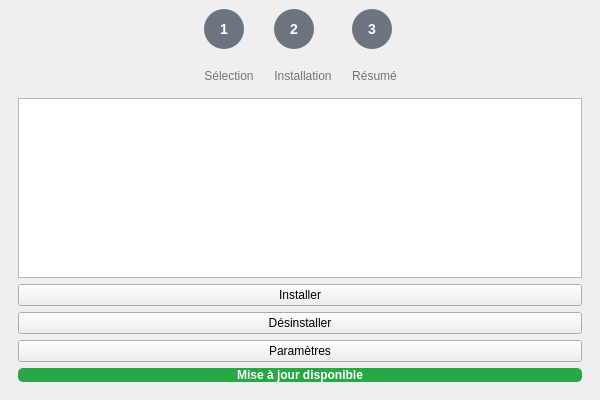
Sacdeneu/OnBoarder, file mainwindow.ui: the form before one commit.
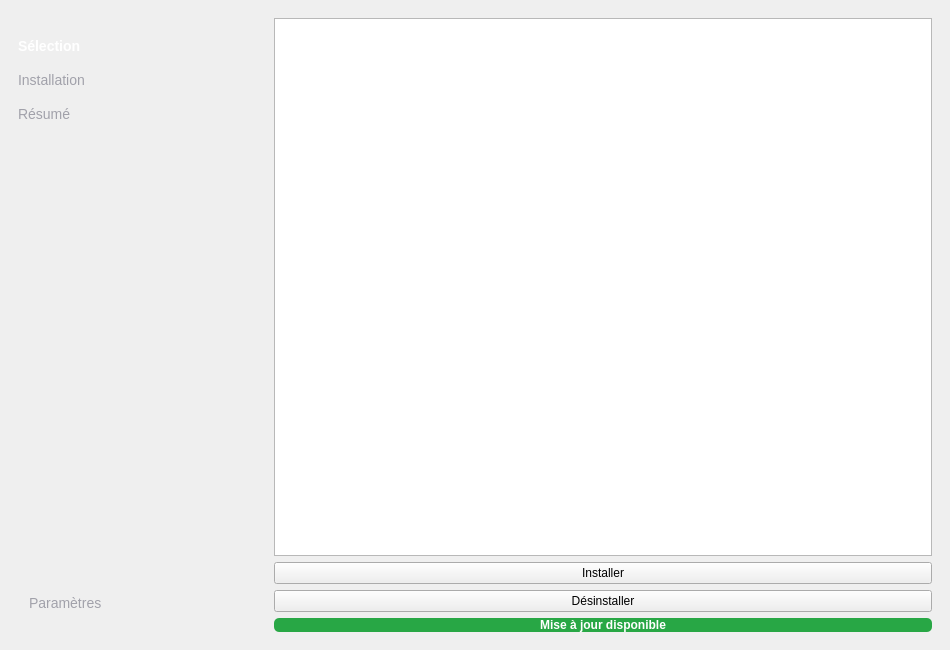
The form after the commit.

Commit message: feat: Final UI polish, robust app detection, and installer fixes

Patch:
```diff
--- a/mainwindow.ui
+++ b/mainwindow.ui
@@ -6,173 +6,127 @@
    <rect>
     <x>0</x>
     <y>0</y>
-    <width>600</width>
-    <height>400</height>
+    <width>950</width>
+    <height>650</height>
    </rect>
   </property>
   <property name="windowTitle">
    <string>Gestionnaire d'applications</string>
   </property>
   <widget class="QWidget" name="centralwidget">
-   <layout class="QVBoxLayout" name="mainLayout">
+   <layout class="QHBoxLayout" name="mainLayout">
     <item>
-     <layout class="QHBoxLayout" name="stepIndicatorLayout">
+     <widget class="QWidget" name="sidebarWidget">
+      <property name="minimumSize">
+       <size>
+        <width>250</width>
+        <height>0</height>
+       </size>
+      </property>
+      <property name="maximumSize">
+       <size>
+        <width>250</width>
+        <height>16777215</height>
+       </size>
+      </property>
+      <layout class="QVBoxLayout" name="sidebarLayout">
       <property name="spacing">
+        <number>0</number>
+       </property>
+       <property name="leftMargin">
+        <number>0</number>
+       </property>
+       <property name="topMargin">
        <number>20</number>
       </property>
-      <item>
-       <spacer name="horizontalSpacer_1">
-        <property name="orientation">
-         <enum>Qt::Orientation::Horizontal</enum>
-        </property>
-        <property name="sizeHint" stdset="0">
-         <size>
-          <width>40</width>
-          <height>20</height>
-         </size>
-        </property>
-       </spacer>
-      </item>
+       <property name="rightMargin">
+        <number>0</number>
+       </property>
+       <property name="bottomMargin">
+        <number>20</number>
+       </property>
       <item>
-       <layout class="QVBoxLayout" name="step1Layout">
-        <item>
-         <widget class="QLabel" name="labelStepCircle1">
-          <property name="minimumSize">
-           <size>
-            <width>40</width>
-            <height>40</height>
-           </size>
-          </property>
-          <property name="maximumSize">
-           <size>
-            <width>40</width>
-            <height>40</height>
-           </size>
-          </property>
-          <property name="styleSheet">
-           <string>QLabel { background-color: #6c757d; color: white; border-radius: 20px; font-weight: bold; font-size: 14px; }</string>
-          </property>
-          <property name="text">
-           <string>1</string>
-          </property>
-          <property name="alignment">
-           <set>Qt::AlignmentFlag::AlignCenter</set>
-          </property>
-         </widget>
-        </item>
+        <widget class="QWidget" name="step1Widget">
+         <property name="cursor">
+          <cursorShape>PointingHandCursor</cursorShape>
+         </property>
+         <layout class="QHBoxLayout" name="step1Layout">
         <item>
          <widget class="QLabel" name="labelStep1">
-          <property name="styleSheet">
-           <string>font-size: 12px; color: #6c757d;</string>
-          </property>
           <property name="text">
            <string>Sélection</string>
           </property>
-          <property name="alignment">
-           <set>Qt::AlignmentFlag::AlignCenter</set>
-          </property>
-         </widget>
-        </item>
-       </layout>
-      </item>
-      <item>
-       <layout class="QVBoxLayout" name="step2Layout">
-        <item>
-         <widget class="QLabel" name="labelStepCircle2">
-          <property name="minimumSize">
-           <size>
-            <width>40</width>
-            <height>40</height>
-           </size>
-          </property>
-          <property name="maximumSize">
-           <size>
-            <width>40</width>
-            <height>40</height>
-           </size>
-          </property>
           <property name="styleSheet">
-           <string>QLabel { background-color: #6c757d; color: white; border-radius: 20px; font-weight: bold; font-size: 14px; }</string>
-          </property>
-          <property name="text">
-           <string>2</string>
-          </property>
-          <property name="alignment">
-           <set>Qt::AlignmentFlag::AlignCenter</set>
-          </property>
-         </widget>
-        </item>
+             <string>font-size: 14px; color: white; font-weight: bold;</string>
+            </property>
+           </widget>
+          </item>
+         </layout>
+        </widget>
+       </item>
+       <item>
+        <widget class="QWidget" name="step2Widget">
+         <layout class="QHBoxLayout" name="step2Layout">
         <item>
          <widget class="QLabel" name="labelStep2">
-          <property name="styleSheet">
-           <string>font-size: 12px; color: #6c757d;</string>
-          </property>
           <property name="text">
            <string>Installation</string>
           </property>
-          <property name="alignment">
-           <set>Qt::AlignmentFlag::AlignCenter</set>
-          </property>
-         </widget>
-        </item>
-       </layout>
-      </item>
-      <item>
-       <layout class="QVBoxLayout" name="step3Layout">
-        <item>
-         <widget class="QLabel" name="labelStepCircle3">
-          <property name="minimumSize">
-           <size>
-            <width>40</width>
-            <height>40</height>
-           </size>
-          </property>
-          <property name="maximumSize">
-           <size>
-            <width>40</width>
-            <height>40</height>
-           </size>
-          </property>
           <property name="styleSheet">
-           <string>QLabel { background-color: #6c757d; color: white; border-radius: 20px; font-weight: bold; font-size: 14px; }</string>
-          </property>
-          <property name="text">
-           <string>3</string>
-          </property>
-          <property name="alignment">
-           <set>Qt::AlignmentFlag::AlignCenter</set>
-          </property>
-         </widget>
-        </item>
+             <string>font-size: 14px; color: #a1a1aa;</string>
+            </property>
+           </widget>
+          </item>
+         </layout>
+        </widget>
+       </item>
+       <item>
+        <widget class="QWidget" name="step3Widget">
+         <layout class="QHBoxLayout" name="step3Layout">
         <item>
          <widget class="QLabel" name="labelStep3">
-          <property name="styleSheet">
-           <string>font-size: 12px; color: #6c757d;</string>
-          </property>
           <property name="text">
            <string>Résumé</string>
           </property>
-          <property name="alignment">
-           <set>Qt::AlignmentFlag::AlignCenter</set>
+            <property name="styleSheet">
+             <string>font-size: 14px; color: #a1a1aa;</string>
           </property>
          </widget>
         </item>
        </layout>
+        </widget>
       </item>
       <item>
-       <spacer name="horizontalSpacer_2">
+        <spacer name="verticalSpacerSidebar">
         <property name="orientation">
-         <enum>Qt::Orientation::Horizontal</enum>
+          <enum>Qt::Orientation::Vertical</enum>
         </property>
         <property name="sizeHint" stdset="0">
          <size>
-          <width>40</width>
-          <height>20</height>
+           <width>20</width>
+           <height>40</height>
          </size>
         </property>
        </spacer>
       </item>
-     </layout>
+       <item>
+        <widget class="QPushButton" name="settingsButton">
+         <property name="text">
+          <string>Paramètres</string>
+         </property>
+         <property name="styleSheet">
+          <string>
+           QPushButton { text-align: left; padding: 10px 20px; background-color: transparent; color: #a1a1aa; border: none; font-size: 14px; }
+           QPushButton:hover { color: white; background-color: #3e3e42; }
+          </string>
+         </property>
+         <property name="cursor">
+          <cursorShape>PointingHandCursor</cursorShape>
+         </property>
+        </widget>
+       </item>
+      </layout>
+     </widget>
     </item>
     <item>
      <widget class="QStackedWidget" name="stackedWidget">
@@ -195,13 +149,6 @@
           </property>
          </widget>
         </item>
-        <item>
-         <widget class="QPushButton" name="settingsButton">
-          <property name="text">
-           <string>Paramètres</string>
-          </property>
-         </widget>
-        </item>
         <item>
          <widget class="QPushButton" name="updateButton">
           <property name="visible">
@@ -314,7 +261,7 @@
         <item>
          <widget class="QLabel" name="vsConfigTitle">
           <property name="text">
-           <string>Configuration Visual Studio 2022 Community</string>
+           <string>Configuration Visual Studio Community 2026</string>
           </property>
           <property name="styleSheet">
            <string>font-size: 16px; font-weight: bold; margin: 10px;</string>
```
Lines whose indentation alone changed are shown as unchanged. The commit also changes 3 other files.
